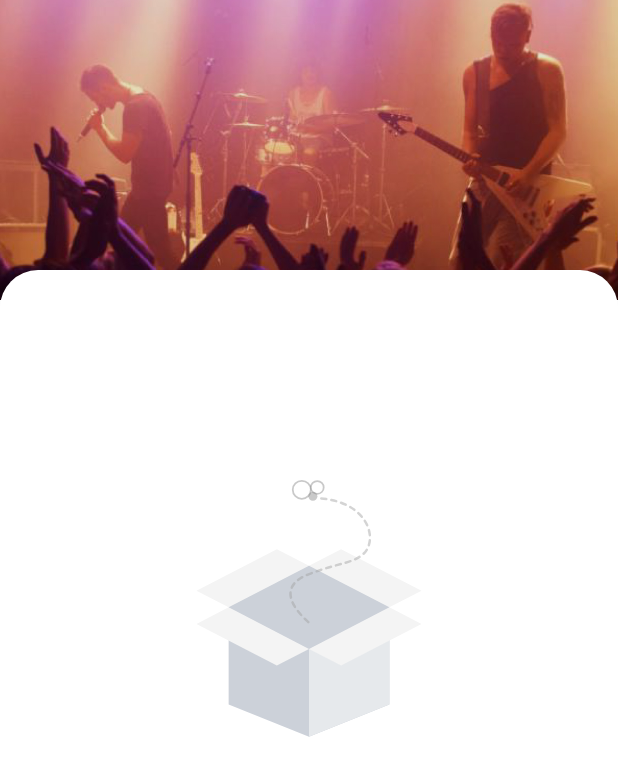
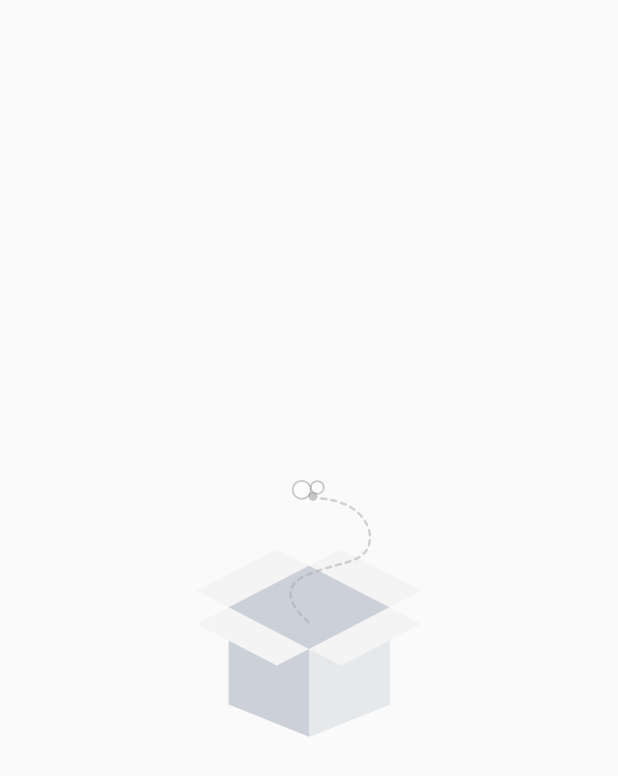
Before and after one commit to HeyPouya/MusicManager, an Android app: the layout saved_albums_fragment.xml on its own in the app's theme, with its tools: preview values and no code run, on a phone screen of 412 x 824 dp. Shown: the top 776 px of the screen. Run offline under Robolectric (Android 15) with nearby library versions, the phone set to English and light mode, and no system bars; network calls fail.

Commit message:
removed new Ui elements - cleaned project

```diff
--- a/app/src/main/java/ir/heydarii/musicmanager/features/searchartist/SearchArtistAdapter.kt
+++ b/app/src/main/java/ir/heydarii/musicmanager/features/searchartist/SearchArtistAdapter.kt
@@ -7,13 +7,13 @@ import androidx.recyclerview.widget.RecyclerView
 import com.squareup.picasso.Picasso
 import ir.heydarii.musicmanager.R
 import ir.heydarii.musicmanager.pojos.Artist
-import kotlinx.android.synthetic.main.saved_layout_item.view.*
+import kotlinx.android.synthetic.main.search_layout_item.view.*
 
 class SearchArtistAdapter(var list: List<Artist>, private val clickListener: (String) -> Unit) :
         RecyclerView.Adapter<SearchArtistAdapter.SearchArtistViewHolder>() {
     override fun onCreateViewHolder(parent: ViewGroup, viewType: Int): SearchArtistViewHolder {
 
-        val view = LayoutInflater.from(parent.context).inflate(R.layout.saved_layout_item, parent, false)
+        val view = LayoutInflater.from(parent.context).inflate(R.layout.search_layout_item, parent, false)
         return SearchArtistViewHolder(view, clickListener)
     }
 
--- a/app/src/main/res/drawable/saved_recycler_background.xml
+++ /dev/null
@@ -1,7 +0,0 @@
-<?xml version="1.0" encoding="utf-8"?>
-<shape xmlns:android="http://schemas.android.com/apk/res/android">
-    <solid android:color="@android:color/white" />
-    <corners
-        android:topLeftRadius="25dp"
-        android:topRightRadius="25dp" />
-</shape>
--- a/app/src/main/res/layout/saved_albums_fragment.xml
+++ b/app/src/main/res/layout/saved_albums_fragment.xml
@@ -6,30 +6,14 @@
     android:layout_height="match_parent"
     tools:context=".features.savedalbums.SavedAlbumsFragment">
 
-    <ImageView
-        android:id="@+id/imgTop"
-        android:layout_width="0dp"
-        android:layout_height="200dp"
-        android:scaleType="centerCrop"
-        android:src="@drawable/main_cover_image"
-        app:layout_constraintEnd_toEndOf="parent"
-        app:layout_constraintStart_toStartOf="parent"
-        app:layout_constraintTop_toTopOf="parent" />
-
     <androidx.recyclerview.widget.RecyclerView
-        android:paddingStart="32dp"
-        android:paddingEnd="32dp"
         android:id="@+id/recycler"
         android:layout_width="0dp"
         android:layout_height="0dp"
-        android:layout_gravity="center"
-        android:layout_marginTop="180dp"
-        android:background="@drawable/saved_recycler_background"
         app:layout_constraintBottom_toBottomOf="parent"
         app:layout_constraintEnd_toEndOf="parent"
         app:layout_constraintStart_toStartOf="parent"
         app:layout_constraintTop_toTopOf="parent" />
-
 
     <com.airbnb.lottie.LottieAnimationView
         android:id="@+id/empty"
--- a/app/src/main/res/layout/search_artist_fragment.xml
+++ b/app/src/main/res/layout/search_artist_fragment.xml
@@ -57,7 +57,7 @@
 
     <androidx.recyclerview.widget.RecyclerView
         android:id="@+id/recycler"
-        android:layout_width="wrap_content"
+        android:layout_width="0dp"
         android:layout_height="0dp"
         android:layout_marginStart="8dp"
         android:layout_marginTop="8dp"
--- a/app/src/main/res/values/colors.xml
+++ b/app/src/main/res/values/colors.xml
@@ -4,5 +4,4 @@
     <color name="colorPrimaryDark">#00574B</color>
     <color name="colorAccent">#D81B60</color>
     <color name="lightGray">#D3D1D2</color>
-    <color name="itemTextColors">#666</color>
 </resources>
--- a/app/src/main/res/values/styles.xml
+++ b/app/src/main/res/values/styles.xml
@@ -1,7 +1,7 @@
 <resources>
 
     <!-- Base application theme. -->
-    <style name="AppTheme" parent="Theme.AppCompat.Light.NoActionBar">
+    <style name="AppTheme" parent="Theme.AppCompat.Light.DarkActionBar">
         <!-- Customize your theme here. -->
         <item name="colorPrimary">@color/colorPrimary</item>
         <item name="colorPrimaryDark">@color/colorPrimaryDark</item>
```
Also changed, not shown: app/src/main/java/ir/heydarii/musicmanager/features/searchartist/SearchArtistFragment.kt (+5 -5 lines), app/src/main/res/layout/saved_layout_item.xml (deleted, +0 -32 lines), app/src/main/res/drawable/ic_album_placeholder.jpg (deleted), app/src/main/res/drawable/ic_album_placeholder.png (added), app/src/main/res/drawable/main_cover_image.jpg (deleted).
